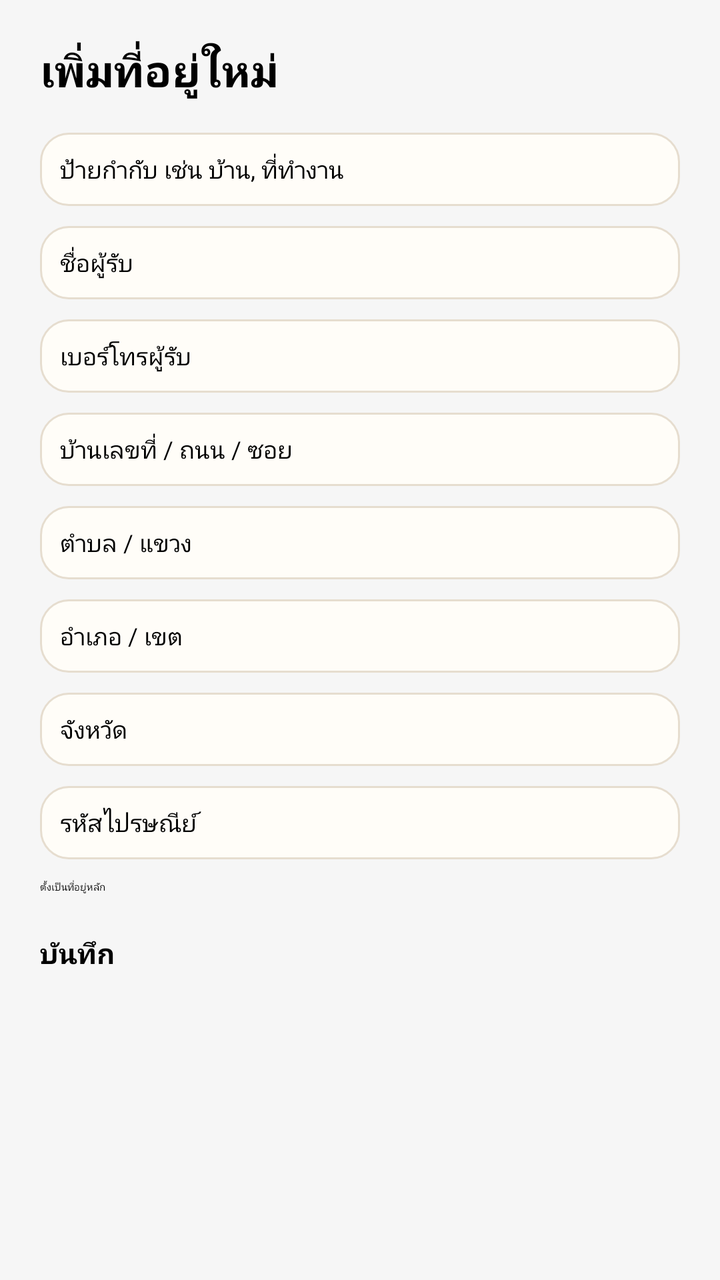
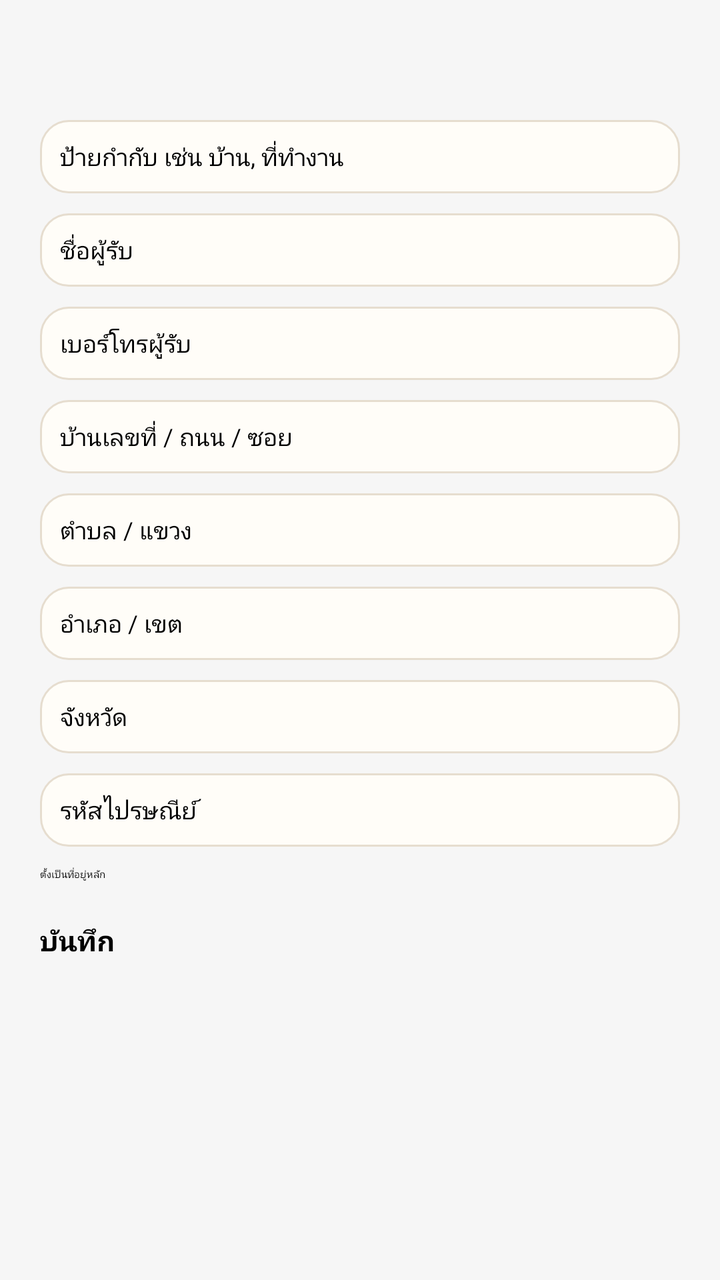

Before-and-after screenshots of an Android layout around one commit, followed by the original layout XML and the change that was made.
<!-- AndroidManifest.xml: application theme Theme.Cartly.Splash -->
<!-- res/layout/activity_address_form.xml -->
<?xml version="1.0" encoding="utf-8"?>
<ScrollView
    xmlns:android="http://schemas.android.com/apk/res/android"
    xmlns:app="http://schemas.android.com/apk/res-auto"
    xmlns:tools="http://schemas.android.com/tools"
    android:id="@+id/main"
    android:layout_width="match_parent"
    android:layout_height="match_parent"
    android:background="@color/gray_f6"
    tools:context=".AddressFormActivity">

    <LinearLayout
        android:layout_width="match_parent"
        android:layout_height="wrap_content"
        android:orientation="vertical"
        android:padding="20dp">
        <TextView
            android:id="@+id/tvFormTitle"
            android:layout_width="wrap_content"
            android:layout_height="wrap_content"
            android:text="เพิ่มที่อยู่ใหม่"
            android:textSize="22sp"
            android:textStyle="bold"
            android:fontFamily="@font/adlamdisplay_regular"
            android:layout_marginBottom="16dp"/>
        <EditText
            android:id="@+id/edtLabelType"
            android:background="@drawable/bg_input"
            android:padding="10dp"
            android:layout_width="match_parent"
            android:layout_height="wrap_content"
            android:hint="ป้ายกำกับ เช่น บ้าน, ที่ทำงาน"
            android:fontFamily="@font/adlamdisplay_regular"
            android:textSize="12sp"
            android:textColor="@color/black"/>
        <EditText
            android:id="@+id/edtRecipientName"
            android:layout_width="match_parent"
            android:layout_height="wrap_content"
            android:layout_marginTop="10dp"
            android:background="@drawable/bg_input"
            android:padding="10dp"
            android:hint="ชื่อผู้รับ"
            android:fontFamily="@font/adlamdisplay_regular"
            android:textSize="12sp"
            android:textColor="@color/black"/>
        <EditText
            android:id="@+id/edtPhoneNumber"
            android:layout_width="match_parent"
            android:layout_height="wrap_content"
            android:layout_marginTop="10dp"
            android:background="@drawable/bg_input"
            android:padding="10dp"
            android:hint="เบอร์โทรผู้รับ"
            android:inputType="phone"
            android:fontFamily="@font/adlamdisplay_regular"
            android:textSize="12sp"
            android:textColor="@color/black"/>
        <EditText
            android:id="@+id/edtAddressLine"
            android:layout_width="match_parent"
            android:layout_height="wrap_content"
            android:layout_marginTop="10dp"
            android:background="@drawable/bg_input"
            android:padding="10dp"
            android:hint="บ้านเลขที่ / ถนน / ซอย"
            android:fontFamily="@font/adlamdisplay_regular"
            android:textSize="12sp"
            android:textColor="@color/black"/>
        <EditText
            android:id="@+id/edtSubDistrict"
            android:layout_width="match_parent"
            android:layout_height="wrap_content"
            android:layout_marginTop="10dp"
            android:background="@drawable/bg_input"
            android:padding="10dp"
            android:hint="ตำบล / แขวง"
            android:fontFamily="@font/adlamdisplay_regular"
            android:textSize="12sp"
            android:textColor="@color/black"/>
        <EditText
            android:id="@+id/edtDistrict"
            android:layout_width="match_parent"
            android:layout_height="wrap_content"
            android:layout_marginTop="10dp"
            android:background="@drawable/bg_input"
            android:padding="10dp"
            android:hint="อำเภอ / เขต"
            android:fontFamily="@font/adlamdisplay_regular"
            android:textSize="12sp"
            android:textColor="@color/black"/>
        <EditText
            android:id="@+id/edtProvince"
            android:layout_width="match_parent"
            android:layout_height="wrap_content"
            android:layout_marginTop="10dp"
            android:background="@drawable/bg_input"
            android:padding="10dp"
            android:hint="จังหวัด"
            android:fontFamily="@font/adlamdisplay_regular"
            android:textSize="12sp"
            android:textColor="@color/black"/>
        <EditText
            android:id="@+id/edtPostalCode"
            android:layout_width="match_parent"
            android:layout_height="wrap_content"
            android:layout_marginTop="10dp"
            android:background="@drawable/bg_input"
            android:padding="10dp"
            android:hint="รหัสไปรษณีย์"
            android:inputType="number"
            android:fontFamily="@font/adlamdisplay_regular"
            android:textSize="12sp"
            android:textColor="@color/black"/>
        <CheckBox
            android:id="@+id/cbIsDefault"
            android:layout_width="wrap_content"
            android:layout_height="wrap_content"
            android:layout_marginTop="10dp"
            android:text="ตั้งเป็นที่อยู่หลัก"
            android:textColor="@color/black"
            android:fontFamily="@font/adlamdisplay_regular"/>
        <Button
            android:id="@+id/btnSave"
            android:backgroundTintMode="src_atop"
            android:backgroundTint="@color/green_brand"
            android:layout_width="match_parent"
            android:layout_height="54dp"
            android:layout_gravity="center_horizontal"
            android:layout_marginTop="20dp"
            android:text="@string/save_th"
            android:fontFamily="@font/adlamdisplay_regular"
            android:textStyle="bold"
            android:textSize="14sp"/>
        <ProgressBar
            android:id="@+id/progressBar"
            android:layout_width="wrap_content"
            android:layout_height="wrap_content"
            android:layout_gravity="center_horizontal"
            android:layout_marginTop="12dp"
            android:visibility="gone" />
    </LinearLayout>

</ScrollView>
<!-- resources referenced by this layout -->
<resources>
  <color name="black">#FF000000</color>
  <color name="gray_f6">#f6f6f6</color>
  <color name="green_brand">#7FB685</color>
  <!-- drawable bg_input (drawable) -->
  <shape xmlns:android="http://schemas.android.com/apk/res/android">
      <solid android:color="@color/card" />
      <corners android:radius="14dp" />
      <stroke android:width="1dp" android:color="@color/border" />
  </shape>
  <string name="save_th">บันทึก</string>
  <style name="Theme.Cartly.Splash" parent="Theme.SplashScreen">
  
          <item name="windowSplashScreenBackground">@color/cream</item>
  
          <item name="windowSplashScreenAnimatedIcon">@mipmap/ic_launcher_logo2</item>
  
          <item name="postSplashScreenTheme">@style/Base.Theme.Cartly</item>
      </style>
  <color name="card">#FFFDF8</color>
  <color name="border">#E6DDCF</color>
  <color name="cream">#FBF7EF</color>
  <style name="Base.Theme.Cartly" parent="Theme.Material3.DayNight.NoActionBar">
          
          
      </style>
</resources>

<!-- the commit's change to res/layout/activity_address_form.xml (unified diff, before → after) -->
@@ -1,144 +1,157 @@
 <?xml version="1.0" encoding="utf-8"?>
-<ScrollView
-    xmlns:android="http://schemas.android.com/apk/res/android"
-    xmlns:app="http://schemas.android.com/apk/res-auto"
+<LinearLayout xmlns:android="http://schemas.android.com/apk/res/android"
     xmlns:tools="http://schemas.android.com/tools"
     android:id="@+id/main"
+    android:orientation="vertical"
     android:layout_width="match_parent"
     android:layout_height="match_parent"
     android:background="@color/gray_f6"
     tools:context=".AddressFormActivity">
 
-    <LinearLayout
+    <com.example.cartly.View.ToolbarView
+        android:id="@+id/toolbar"
+        android:layout_marginTop="20dp"
         android:layout_width="match_parent"
-        android:layout_height="wrap_content"
-        android:orientation="vertical"
-        android:padding="20dp">
-        <TextView
-            android:id="@+id/tvFormTitle"
-            android:layout_width="wrap_content"
-            android:layout_height="wrap_content"
-            android:text="เพิ่มที่อยู่ใหม่"
-            android:textSize="22sp"
-            android:textStyle="bold"
-            android:fontFamily="@font/adlamdisplay_regular"
-            android:layout_marginBottom="16dp"/>
-        <EditText
-            android:id="@+id/edtLabelType"
-            android:background="@drawable/bg_input"
-            android:padding="10dp"
+        android:layout_height="?attr/actionBarSize"/>
+    <ScrollView
+        android:layout_width="match_parent"
+        android:layout_height="0dp"
+        android:layout_weight="1">
+        <LinearLayout
             android:layout_width="match_parent"
             android:layout_height="wrap_content"
-            android:hint="ป้ายกำกับ เช่น บ้าน, ที่ทำงาน"
-            android:fontFamily="@font/adlamdisplay_regular"
-            android:textSize="12sp"
-            android:textColor="@color/black"/>
-        <EditText
-            android:id="@+id/edtRecipientName"
-            android:layout_width="match_parent"
-            android:layout_height="wrap_content"
-            android:layout_marginTop="10dp"
-            android:background="@drawable/bg_input"
-            android:padding="10dp"
-            android:hint="ชื่อผู้รับ"
-            android:fontFamily="@font/adlamdisplay_regular"
-            android:textSize="12sp"
-            android:textColor="@color/black"/>
-        <EditText
-            android:id="@+id/edtPhoneNumber"
-            android:layout_width="match_parent"
-            android:layout_height="wrap_content"
-            android:layout_marginTop="10dp"
-            android:background="@drawable/bg_input"
-            android:padding="10dp"
-            android:hint="เบอร์โทรผู้รับ"
-            android:inputType="phone"
-            android:fontFamily="@font/adlamdisplay_regular"
-            android:textSize="12sp"
-            android:textColor="@color/black"/>
-        <EditText
-            android:id="@+id/edtAddressLine"
-            android:layout_width="match_parent"
-            android:layout_height="wrap_content"
-            android:layout_marginTop="10dp"
-            android:background="@drawable/bg_input"
-            android:padding="10dp"
-            android:hint="บ้านเลขที่ / ถนน / ซอย"
-            android:fontFamily="@font/adlamdisplay_regular"
-            android:textSize="12sp"
-            android:textColor="@color/black"/>
-        <EditText
-            android:id="@+id/edtSubDistrict"
-            android:layout_width="match_parent"
-            android:layout_height="wrap_content"
-            android:layout_marginTop="10dp"
-            android:background="@drawable/bg_input"
-            android:padding="10dp"
-            android:hint="ตำบล / แขวง"
-            android:fontFamily="@font/adlamdisplay_regular"
-            android:textSize="12sp"
-            android:textColor="@color/black"/>
-        <EditText
-            android:id="@+id/edtDistrict"
-            android:layout_width="match_parent"
-            android:layout_height="wrap_content"
-            android:layout_marginTop="10dp"
-            android:background="@drawable/bg_input"
-            android:padding="10dp"
-            android:hint="อำเภอ / เขต"
-            android:fontFamily="@font/adlamdisplay_regular"
-            android:textSize="12sp"
-            android:textColor="@color/black"/>
-        <EditText
-            android:id="@+id/edtProvince"
-            android:layout_width="match_parent"
-            android:layout_height="wrap_content"
-            android:layout_marginTop="10dp"
-            android:background="@drawable/bg_input"
-            android:padding="10dp"
-            android:hint="จังหวัด"
-            android:fontFamily="@font/adlamdisplay_regular"
-            android:textSize="12sp"
-            android:textColor="@color/black"/>
-        <EditText
-            android:id="@+id/edtPostalCode"
-            android:layout_width="match_parent"
-            android:layout_height="wrap_content"
-            android:layout_marginTop="10dp"
-            android:background="@drawable/bg_input"
-            android:padding="10dp"
-            android:hint="รหัสไปรษณีย์"
-            android:inputType="number"
-            android:fontFamily="@font/adlamdisplay_regular"
-            android:textSize="12sp"
-            android:textColor="@color/black"/>
-        <CheckBox
-            android:id="@+id/cbIsDefault"
-            android:layout_width="wrap_content"
-            android:layout_height="wrap_content"
-            android:layout_marginTop="10dp"
-            android:text="ตั้งเป็นที่อยู่หลัก"
-            android:textColor="@color/black"
-            android:fontFamily="@font/adlamdisplay_regular"/>
-        <Button
-            android:id="@+id/btnSave"
-            android:backgroundTintMode="src_atop"
-            android:backgroundTint="@color/green_brand"
-            android:layout_width="match_parent"
-            android:layout_height="54dp"
-            android:layout_gravity="center_horizontal"
-            android:layout_marginTop="20dp"
-            android:text="@string/save_th"
-            android:fontFamily="@font/adlamdisplay_regular"
-            android:textStyle="bold"
-            android:textSize="14sp"/>
-        <ProgressBar
-            android:id="@+id/progressBar"
-            android:layout_width="wrap_content"
-            android:layout_height="wrap_content"
-            android:layout_gravity="center_horizontal"
-            android:layout_marginTop="12dp"
-            android:visibility="gone" />
-    </LinearLayout>
+            android:orientation="vertical"
+            android:padding="20dp">
 
-</ScrollView>
+            <EditText
+                android:id="@+id/edtLabelType"
+                android:background="@drawable/bg_input"
+                android:inputType="text"
+                android:padding="10dp"
+                android:layout_width="match_parent"
+                android:layout_height="wrap_content"
+                android:layout_marginTop="20dp"
+                android:hint="ป้ายกำกับ เช่น บ้าน, ที่ทำงาน"
+                android:fontFamily="@font/adlamdisplay_regular"
+                android:textSize="12sp"
+                android:textColor="@color/black"
+                tools:ignore="Autofill,HardcodedText" />
+            <EditText
+                android:id="@+id/edtRecipientName"
+                android:layout_width="match_parent"
+                android:layout_height="wrap_content"
+                android:layout_marginTop="10dp"
+                android:background="@drawable/bg_input"
+                android:inputType="text"
+                android:padding="10dp"
+                android:hint="ชื่อผู้รับ"
+                android:fontFamily="@font/adlamdisplay_regular"
+                android:textSize="12sp"
+                android:textColor="@color/black"
+                tools:ignore="Autofill,HardcodedText" />
+            <EditText
+                android:id="@+id/edtPhoneNumber"
+                android:layout_width="match_parent"
+                android:layout_height="wrap_content"
+                android:layout_marginTop="10dp"
+                android:background="@drawable/bg_input"
+                android:padding="10dp"
+                android:hint="เบอร์โทรผู้รับ"
+                android:inputType="phone"
+                android:fontFamily="@font/adlamdisplay_regular"
+                android:textSize="12sp"
+                android:textColor="@color/black"
+                tools:ignore="Autofill,HardcodedText" />
+            <EditText
+                android:id="@+id/edtAddressLine"
+                android:layout_width="match_parent"
+                android:layout_height="wrap_content"
+                android:layout_marginTop="10dp"
+                android:background="@drawable/bg_input"
+                android:padding="10dp"
+                android:hint="บ้านเลขที่ / ถนน / ซอย"
+                android:fontFamily="@font/adlamdisplay_regular"
+                android:textSize="12sp"
+                android:textColor="@color/black"
+                tools:ignore="Autofill,HardcodedText,TextFields" />
+            <EditText
+                android:id="@+id/edtSubDistrict"
+                android:layout_width="match_parent"
+                android:layout_height="wrap_content"
+                android:layout_marginTop="10dp"
+                android:background="@drawable/bg_input"
+                android:padding="10dp"
+                android:hint="ตำบล / แขวง"
+                android:fontFamily="@font/adlamdisplay_regular"
+                android:textSize="12sp"
+                android:textColor="@color/black"
+                tools:ignore="Autofill,HardcodedText,TextFields" />
+            <EditText
+                android:id="@+id/edtDistrict"
+                android:layout_width="match_parent"
+                android:layout_height="wrap_content"
+                android:layout_marginTop="10dp"
+                android:background="@drawable/bg_input"
+                android:padding="10dp"
+                android:hint="อำเภอ / เขต"
+                android:fontFamily="@font/adlamdisplay_regular"
+                android:textSize="12sp"
+                android:textColor="@color/black"
+                tools:ignore="Autofill,HardcodedText,TextFields" />
+            <EditText
+                android:id="@+id/edtProvince"
+                android:layout_width="match_parent"
+                android:layout_height="wrap_content"
+                android:layout_marginTop="10dp"
+                android:background="@drawable/bg_input"
+                android:padding="10dp"
+                android:hint="จังหวัด"
+                android:fontFamily="@font/adlamdisplay_regular"
+                android:textSize="12sp"
+                android:textColor="@color/black"
+                tools:ignore="Autofill,HardcodedText,TextFields" />
+            <EditText
+                android:id="@+id/edtPostalCode"
+                android:layout_width="match_parent"
+                android:layout_height="wrap_content"
+                android:layout_marginTop="10dp"
+                android:background="@drawable/bg_input"
+                android:padding="10dp"
+                android:hint="รหัสไปรษณีย์"
+                android:inputType="number"
+                android:fontFamily="@font/adlamdisplay_regular"
+                android:textSize="12sp"
+                android:textColor="@color/black"
+                tools:ignore="Autofill,HardcodedText" />
+            <CheckBox
+                android:id="@+id/cbIsDefault"
+                android:layout_width="wrap_content"
+                android:layout_height="wrap_content"
+                android:layout_marginTop="10dp"
+                android:text="ตั้งเป็นที่อยู่หลัก"
+                android:textColor="@color/black"
+                android:fontFamily="@font/adlamdisplay_regular"
+                tools:ignore="HardcodedText" />
+            <Button
+                android:id="@+id/btnSave"
+                android:backgroundTintMode="src_atop"
+                android:backgroundTint="@color/green_brand"
+                android:layout_width="match_parent"
+                android:layout_height="54dp"
+                android:layout_gravity="center_horizontal"
+                android:layout_marginTop="20dp"
+                android:text="@string/save_th"
+                android:fontFamily="@font/adlamdisplay_regular"
+                android:textStyle="bold"
+                android:textSize="14sp"/>
+            <ProgressBar
+                android:id="@+id/progressBar"
+                android:layout_width="wrap_content"
+                android:layout_height="wrap_content"
+                android:layout_gravity="center_horizontal"
+                android:layout_marginTop="12dp"
+                android:visibility="gone" />
+        </LinearLayout>
+    </ScrollView>
+
+</LinearLayout>
